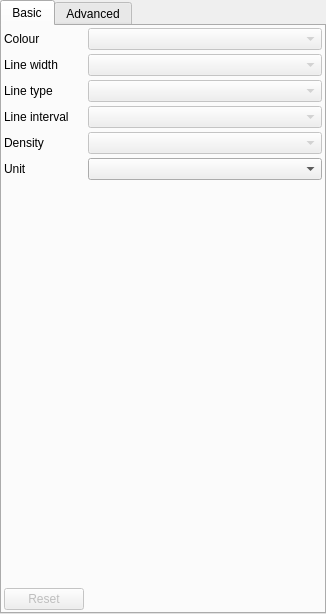
Above: src/vcross_qt/vcross_style_widget.ui from metno/diana before the change. Below: the same form after it.
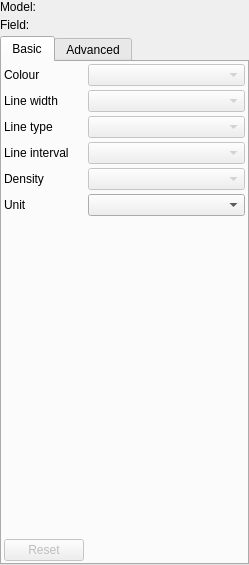
That is the form after the change.

Commit message: vcross: show model and field name in style dialog

```diff
--- a/src/vcross_qt/vcross_style_widget.ui
+++ b/src/vcross_qt/vcross_style_widget.ui
@@ -6,21 +6,49 @@
    <rect>
     <x>0</x>
     <y>0</y>
-    <width>326</width>
-    <height>614</height>
+    <width>249</width>
+    <height>565</height>
    </rect>
   </property>
   <property name="windowTitle">
    <string>Form</string>
   </property>
-  <layout class="QVBoxLayout" name="verticalLayout">
-   <property name="spacing">
-    <number>2</number>
-   </property>
+  <layout class="QGridLayout" name="gridLayout_5" columnstretch="0,1">
    <property name="margin">
     <number>0</number>
    </property>
-   <item>
+   <property name="spacing">
+    <number>4</number>
+   </property>
+   <item row="0" column="0">
+    <widget class="QLabel" name="labelModelTitle">
+     <property name="text">
+      <string>Model:</string>
+     </property>
+    </widget>
+   </item>
+   <item row="0" column="1">
+    <widget class="QLabel" name="labelModel">
+     <property name="text">
+      <string notr="true">&lt;model&gt;</string>
+     </property>
+    </widget>
+   </item>
+   <item row="1" column="0">
+    <widget class="QLabel" name="labelFieldTitle">
+     <property name="text">
+      <string>Field:</string>
+     </property>
+    </widget>
+   </item>
+   <item row="1" column="1">
+    <widget class="QLabel" name="labelField">
+     <property name="text">
+      <string notr="true">&lt;field&gt;</string>
+     </property>
+    </widget>
+   </item>
+   <item row="2" column="0" colspan="2">
     <widget class="QTabWidget" name="tabs">
      <property name="currentIndex">
       <number>0</number>
```
Left out of the diff: 8 changed lines with no effect on the pictures. The commit also changes 3 other files.
